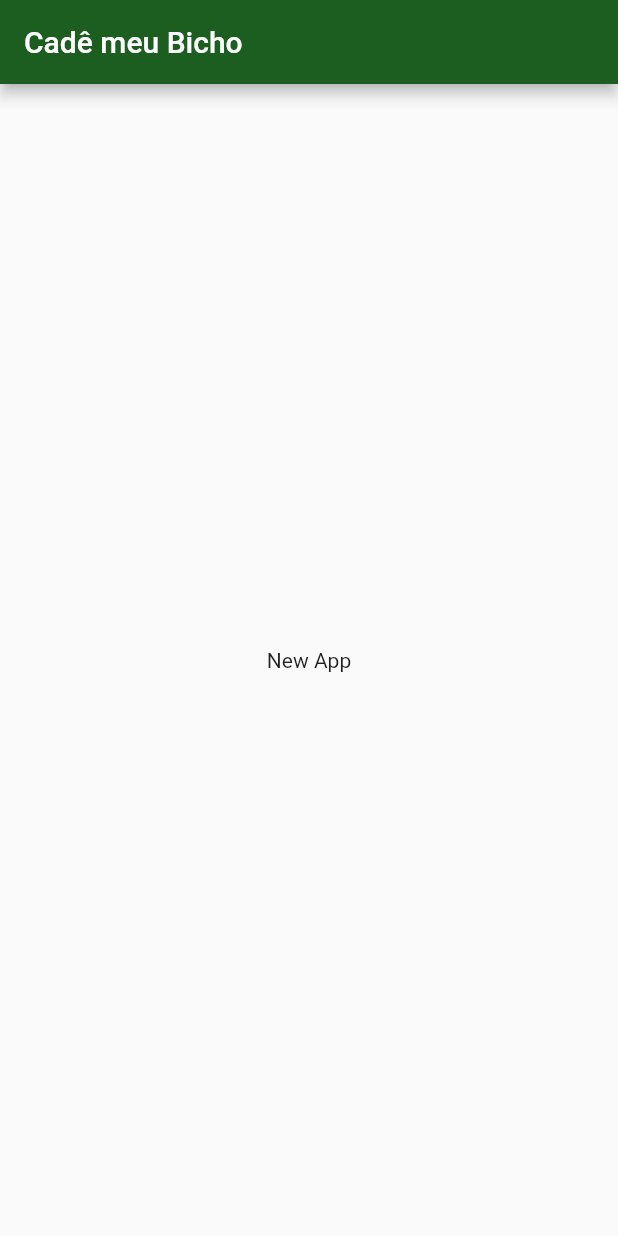
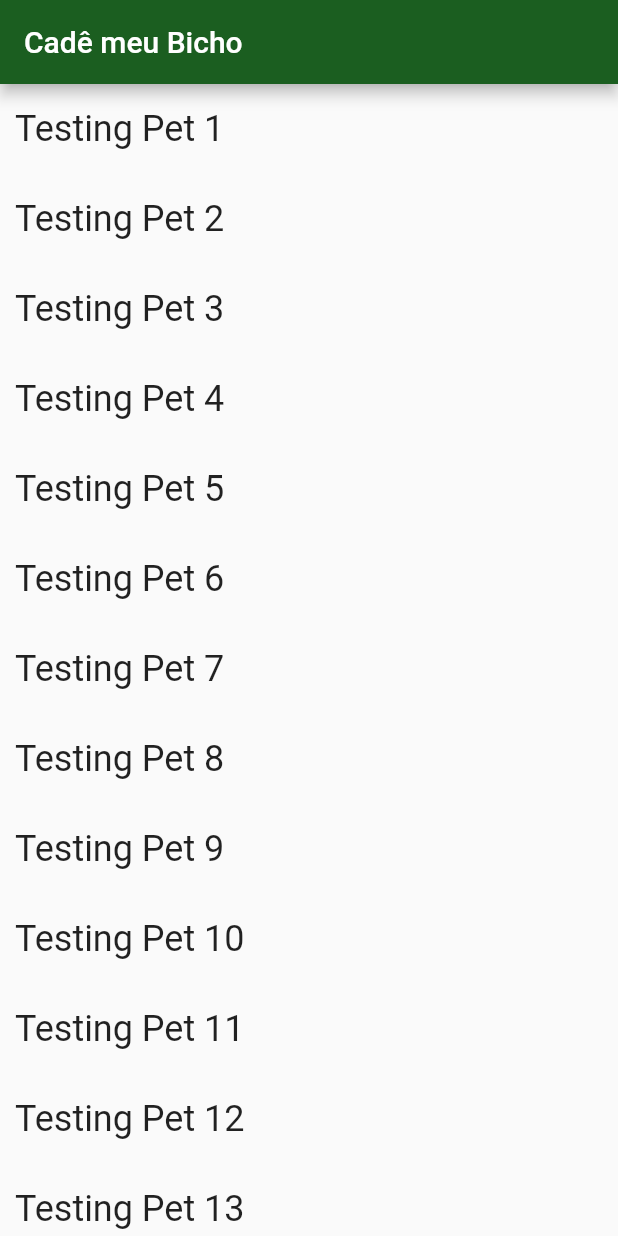
Before and after one commit to jllorencetti/cmb-flutter, a Flutter app: the screen it shows after launch, on a phone screen of 412 x 824 dp. Run offline on Flutter 3.47's test engine with Material 2 defaults, Android fonts, the phone set to English and light mode, and no system bars.

Commit message:
create a simple pet listing page

```diff
--- a/lib/main.dart
+++ b/lib/main.dart
@@ -1,15 +1,42 @@
 import 'package:flutter/material.dart';
+import 'models.dart';
 
 void main() => runApp(new MyApp());
 
+// Placeholder data
+final listPetTest = List<Pet>.generate(20, (int index) {
+  return Pet(
+    name: 'Testing Pet ${index + 1}',
+    description:
+        "Eat owner's food need to chase tail sit and stare, sleep everywhere, but not in my bed or slap owner's face at 5am until human fills food dish. Stare at the wall, play with food and get confused by dust while happily ignoring when being called.",
+    imageUrl: 'https://placekitten.com/350/350',
+    status: 'Adopted',
+  );
+});
+
 Widget _homePage() {
+  Widget _itemBuilder(BuildContext context, int index) {
+    return Container(
+      padding: EdgeInsets.only(left: 10.0),
+      alignment: Alignment.centerLeft,
+      child: Text(
+        listPetTest[index].name,
+        style: Theme.of(context).textTheme.headline,
+      ),
+    );
+  }
+
+  Widget petList = ListView.builder(
+    itemCount: listPetTest.length,
+    itemExtent: 60.0,
+    itemBuilder: _itemBuilder,
+  );
+
   return Scaffold(
     appBar: AppBar(
       title: Text('Cadê meu Bicho'),
     ),
-    body: Center(
-      child: Text('New App'),
-    ),
+    body: petList,
   );
 }
 
--- /dev/null
+++ b/lib/models.dart
@@ -0,0 +1,8 @@
+class Pet {
+  final String name;
+  final String description;
+  final String imageUrl;
+  final String status;
+
+  const Pet({this.name, this.description, this.imageUrl, this.status});
+}
```
